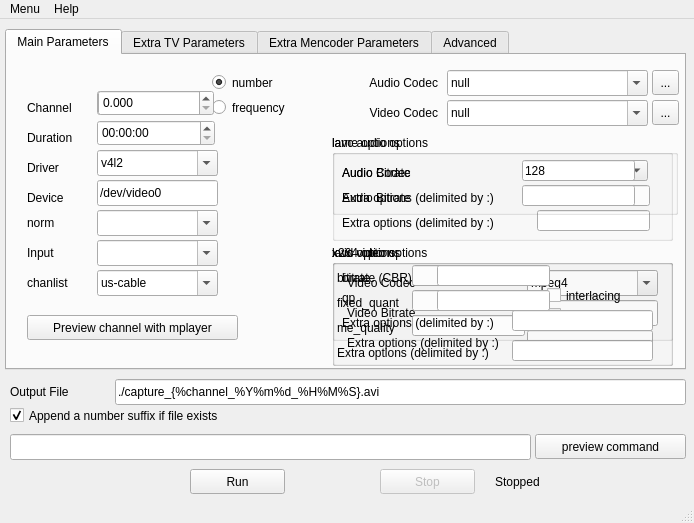
Qt form ui/mtvcgui.ui (sbruno/mtvcgui) before a commit.
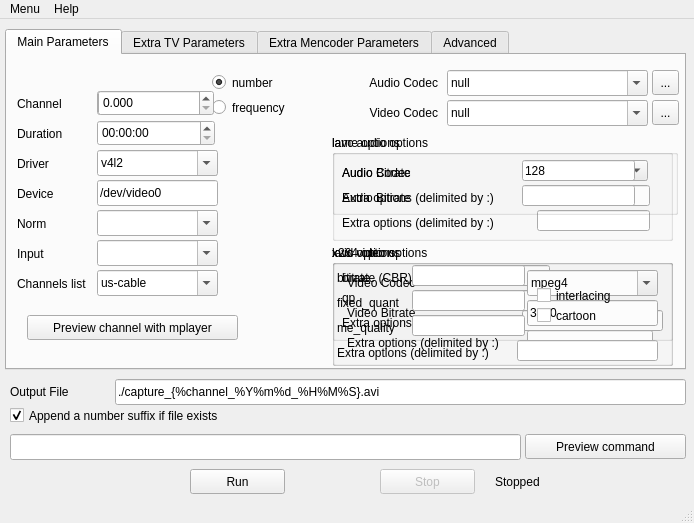
The same form after that commit.

The edit to the form file:
```diff
--- a/ui/mtvcgui.ui
+++ b/ui/mtvcgui.ui
@@ -56,14 +56,14 @@
    <widget class="QPushButton" name="previewButton">
     <property name="geometry">
      <rect>
-      <x>535</x>
+      <x>525</x>
       <y>415</y>
-      <width>151</width>
+      <width>161</width>
       <height>25</height>
      </rect>
     </property>
     <property name="text">
-     <string>preview command</string>
+     <string>Preview command</string>
     </property>
    </widget>
    <widget class="QLineEdit" name="previewcommand">
@@ -71,7 +71,7 @@
      <rect>
       <x>10</x>
       <y>415</y>
-      <width>521</width>
+      <width>511</width>
       <height>26</height>
      </rect>
     </property>
@@ -120,9 +120,9 @@
      <widget class="QLabel" name="label_12">
       <property name="geometry">
        <rect>
-        <x>20</x>
-        <y>135</y>
-        <width>66</width>
+        <x>10</x>
+        <y>131</y>
+        <width>76</width>
         <height>16</height>
        </rect>
       </property>
@@ -133,14 +133,14 @@
      <widget class="QLabel" name="label_6">
       <property name="geometry">
        <rect>
-        <x>20</x>
-        <y>160</y>
-        <width>54</width>
+        <x>10</x>
+        <y>161</y>
+        <width>66</width>
         <height>16</height>
        </rect>
       </property>
       <property name="text">
-       <string>norm</string>
+       <string>Norm</string>
       </property>
      </widget>
      <widget class="QComboBox" name="driver">
@@ -216,9 +216,9 @@
      <widget class="QLabel" name="label_2">
       <property name="geometry">
        <rect>
-        <x>20</x>
-        <y>45</y>
-        <width>54</width>
+        <x>10</x>
+        <y>41</y>
+        <width>71</width>
         <height>16</height>
        </rect>
       </property>
@@ -262,14 +262,14 @@
      <widget class="QLabel" name="label_7">
       <property name="geometry">
        <rect>
-        <x>20</x>
-        <y>220</y>
-        <width>54</width>
+        <x>10</x>
+        <y>221</y>
+        <width>76</width>
         <height>16</height>
        </rect>
       </property>
       <property name="text">
-       <string>chanlist</string>
+       <string>Channels list</string>
       </property>
      </widget>
      <widget class="QSpinBox" name="channel">
@@ -285,9 +285,9 @@
      <widget class="QLabel" name="label_4">
       <property name="geometry">
        <rect>
-        <x>20</x>
-        <y>105</y>
-        <width>71</width>
+        <x>10</x>
+        <y>101</y>
+        <width>81</width>
         <height>16</height>
        </rect>
       </property>
@@ -298,9 +298,9 @@
      <widget class="QLabel" name="label_3">
       <property name="geometry">
        <rect>
-        <x>20</x>
-        <y>75</y>
-        <width>66</width>
+        <x>10</x>
+        <y>71</y>
+        <width>76</width>
         <height>16</height>
        </rect>
       </property>
@@ -358,9 +358,9 @@
      <widget class="QLabel" name="label_5">
       <property name="geometry">
        <rect>
-        <x>20</x>
-        <y>190</y>
-        <width>61</width>
+        <x>10</x>
+        <y>191</y>
+        <width>71</width>
         <height>16</height>
        </rect>
       </property>
@@ -928,14 +928,14 @@
       <widget class="QCheckBox" name="xvid_interlacing">
        <property name="geometry">
         <rect>
-         <x>215</x>
+         <x>205</x>
          <y>40</y>
-         <width>96</width>
+         <width>126</width>
          <height>21</height>
         </rect>
        </property>
        <property name="toolTip">
-        <string>&lt;html&gt;&lt;head/&gt;&lt;body&gt;&lt;p&gt;&lt;span style=&quot; font-family:'sans-serif'; font-size:medium; font-weight:600; color:#333333;&quot;&gt;interlacing&lt;/span&gt;&lt;/p&gt;&lt;p&gt;&lt;span style=&quot; font-family:'sans-serif'; font-size:medium; color:#333333;&quot;&gt;Encode the fields of interlaced video material. Turn this option on for interlaced content. &lt;/span&gt;&lt;/p&gt;&lt;p&gt;&lt;span style=&quot; font-family:'sans-serif'; font-size:medium; color:#333333;&quot;&gt;NOTE: Should you rescale the video, you would need an interlace-aware resizer, which you can activate with −vf scale=&amp;lt;width&amp;gt;:&amp;lt;height&amp;gt;:1&lt;/span&gt;&lt;/p&gt;&lt;/body&gt;&lt;/html&gt;</string>
+        <string>&lt;html&gt;&lt;head/&gt;&lt;body&gt;&lt;p&gt;&lt;span style=&quot; font-weight:600;&quot;&gt;interlacing&lt;/span&gt;&lt;/p&gt;&lt;p&gt;Encode the fields of interlaced video material. Turn this option on for interlaced content. &lt;/p&gt;&lt;p&gt;NOTE: Should you rescale the video, you would need an interlace-aware resizer, which you can activate with −vf scale=&amp;lt;width&amp;gt;:&amp;lt;height&amp;gt;:1&lt;/p&gt;&lt;/body&gt;&lt;/html&gt;</string>
        </property>
        <property name="text">
         <string>interlacing</string>
@@ -944,9 +944,9 @@
       <widget class="QCheckBox" name="xvid_cartoon">
        <property name="geometry">
         <rect>
-         <x>215</x>
+         <x>205</x>
          <y>60</y>
-         <width>80</width>
+         <width>126</width>
          <height>21</height>
         </rect>
        </property>
@@ -962,7 +962,7 @@
         <rect>
          <x>5</x>
          <y>100</y>
-         <width>171</width>
+         <width>181</width>
          <height>16</height>
         </rect>
        </property>
@@ -973,7 +973,7 @@
       <widget class="QLineEdit" name="xvid_extra_opts">
        <property name="geometry">
         <rect>
-         <x>180</x>
+         <x>185</x>
          <y>95</y>
          <width>141</width>
          <height>21</height>
@@ -1006,7 +1006,7 @@
         </rect>
        </property>
        <property name="toolTip">
-        <string>&lt;html&gt;&lt;head/&gt;&lt;body&gt;&lt;p&gt;&lt;span style=&quot; font-family:'sans-serif'; font-size:medium; font-weight:600; color:#333333;&quot;&gt;bitrate=&amp;lt;value&amp;gt;&lt;/span&gt;&lt;/p&gt;&lt;p&gt;&lt;br/&gt;&lt;/p&gt;&lt;p&gt;&lt;span style=&quot; font-family:'sans-serif'; font-size:medium; color:#333333;&quot;&gt;Sets the average bitrate to be used in kbits/second (default: off). Since local bitrate may vary, this average may be inaccurate for very short videos (see ratetol). Constant bitrate can be achieved by combining this with vbv_maxrate, at significant reduction in quality.&lt;/span&gt;&lt;/p&gt;&lt;/body&gt;&lt;/html&gt;</string>
+        <string>&lt;html&gt;&lt;head/&gt;&lt;body&gt;&lt;p&gt;&lt;span style=&quot; font-weight:600;&quot;&gt;bitrate=&amp;lt;value&amp;gt;&lt;/span&gt;&lt;/p&gt;&lt;p&gt;Sets the average bitrate to be used in kbits/second (default: off). Since local bitrate may vary, this average may be inaccurate for very short videos (see ratetol). Constant bitrate can be achieved by combining this with vbv_maxrate, at significant reduction in quality.&lt;/p&gt;&lt;/body&gt;&lt;/html&gt;</string>
        </property>
        <property name="text">
         <string notr="true"/>
@@ -1048,7 +1048,7 @@
         </rect>
        </property>
        <property name="toolTip">
-        <string>&lt;html&gt;&lt;head/&gt;&lt;body&gt;&lt;p&gt;&lt;span style=&quot; font-weight:600;&quot;&gt;qp=&amp;lt;0−51&amp;gt;&lt;/span&gt;&lt;/p&gt;&lt;p&gt;&lt;br/&gt;&lt;/p&gt;&lt;p&gt;This selects the quantizer to use for P-frames. I- and B-frames are offset from this value by ip_factor and pb_factor, respectively. 20−40 is a useful range (default: 26). Lower values result in better fidelity, but higher bitrates. 0 is lossless. Note that quantization in H.264 works differently from MPEG-1/2/4: H.264’s quantization parameter (QP) is on a logarithmic scale. The mapping is approximately H264QP = 12 + 6*log2(MPEGQP). For example, MPEG at QP=2 is equivalent to H.264 at QP=18.&lt;/p&gt;&lt;/body&gt;&lt;/html&gt;</string>
+        <string>&lt;html&gt;&lt;head/&gt;&lt;body&gt;&lt;p&gt;&lt;span style=&quot; font-weight:600;&quot;&gt;qp=&amp;lt;0−51&amp;gt;&lt;/span&gt;&lt;/p&gt;&lt;p&gt;This selects the quantizer to use for P-frames. I- and B-frames are offset from this value by ip_factor and pb_factor, respectively. 20−40 is a useful range (default: 26). Lower values result in better fidelity, but higher bitrates. 0 is lossless. Note that quantization in H.264 works differently from MPEG-1/2/4: H.264’s quantization parameter (QP) is on a logarithmic scale. The mapping is approximately H264QP = 12 + 6*log2(MPEGQP). For example, MPEG at QP=2 is equivalent to H.264 at QP=18.&lt;/p&gt;&lt;/body&gt;&lt;/html&gt;</string>
        </property>
        <property name="text">
         <string notr="true"/>
@@ -1059,7 +1059,7 @@
         <rect>
          <x>10</x>
          <y>70</y>
-         <width>166</width>
+         <width>176</width>
          <height>16</height>
         </rect>
        </property>
@@ -1070,7 +1070,7 @@
       <widget class="QLineEdit" name="x264_extra_opts">
        <property name="geometry">
         <rect>
-         <x>180</x>
+         <x>190</x>
          <y>65</y>
          <width>141</width>
          <height>21</height>
@@ -1084,6 +1084,35 @@
        </property>
       </widget>
      </widget>
+     <zorder>x264_options_box</zorder>
+     <zorder>label_12</zorder>
+     <zorder>label_6</zorder>
+     <zorder>driver</zorder>
+     <zorder>device</zorder>
+     <zorder>label_8</zorder>
+     <zorder>videocodec</zorder>
+     <zorder>label_2</zorder>
+     <zorder>chanlist</zorder>
+     <zorder>label_7</zorder>
+     <zorder>channel</zorder>
+     <zorder>label_4</zorder>
+     <zorder>label_3</zorder>
+     <zorder>label_9</zorder>
+     <zorder>audiocodec</zorder>
+     <zorder>duration</zorder>
+     <zorder>label_5</zorder>
+     <zorder>lavc_audio_options_box</zorder>
+     <zorder>showAudioCodecsButton</zorder>
+     <zorder>showVideoCodecsButton</zorder>
+     <zorder>number_rb</zorder>
+     <zorder>freq_rb</zorder>
+     <zorder>frequency</zorder>
+     <zorder>pushButton</zorder>
+     <zorder>lavc_video_options_box</zorder>
+     <zorder>lame_options_box</zorder>
+     <zorder>norm</zorder>
+     <zorder>input</zorder>
+     <zorder>xvid_options_box</zorder>
     </widget>
     <widget class="QWidget" name="tab_2">
      <attribute name="title">
```
